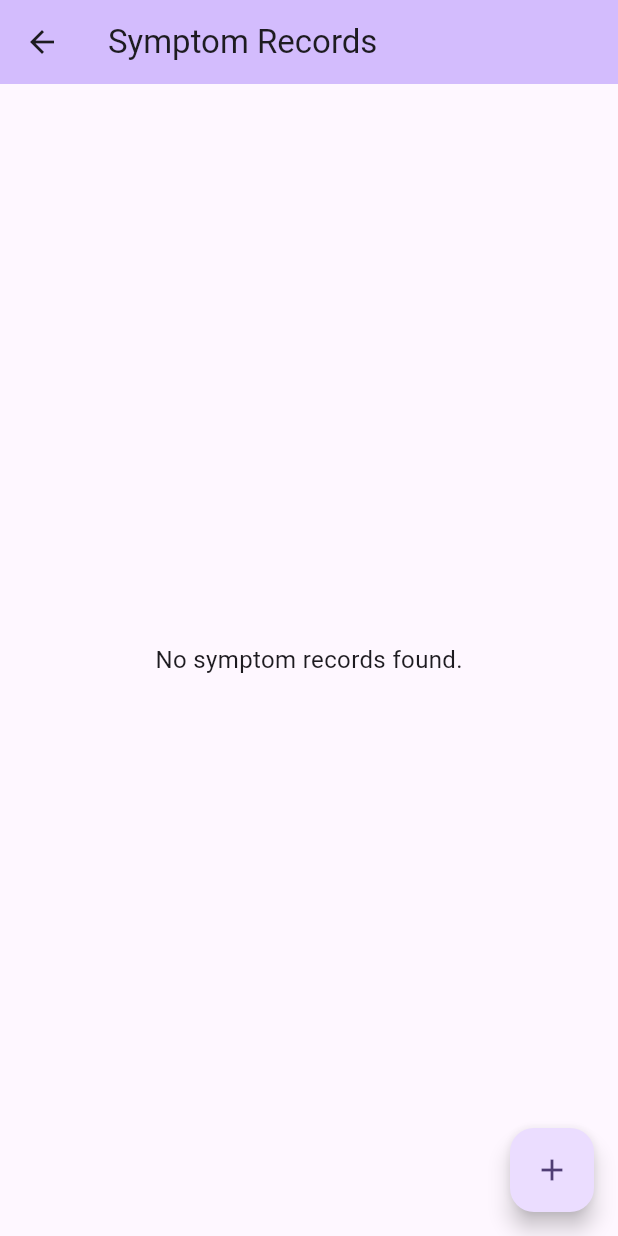
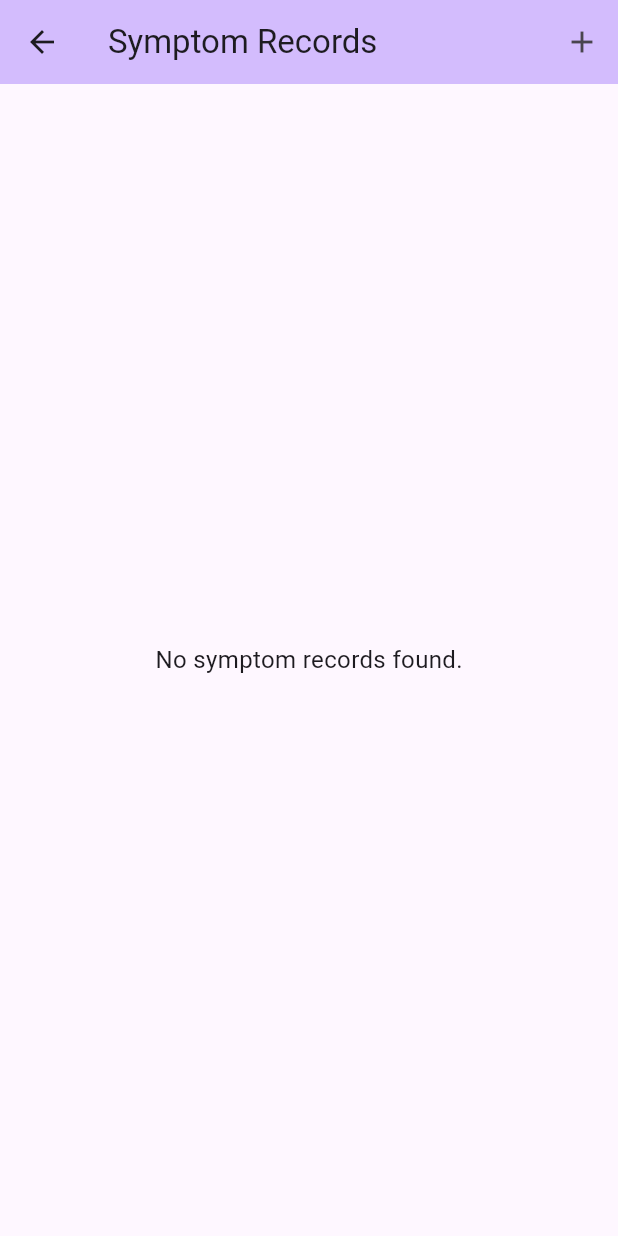
Before and after one commit to uberthought/symptom_tracker, a Flutter app: the RecordsViewPage screen opened directly, on a phone screen of 412 x 824 dp. Run offline on Flutter 3.47's test engine with Material 3 defaults, Android fonts, the phone set to English and light mode, and no system bars; our stand-ins replace fl_chart, shared_preferences; accounts and stored records are empty.

Commit message:
Add action button to app bar for adding new symptom records in RecordsViewPage

```diff
--- a/lib/my_app.dart
+++ b/lib/my_app.dart
@@ -10,6 +10,7 @@ class MyApp extends StatelessWidget {
       title: 'Symptom Tracker',
       theme: ThemeData(colorScheme: ColorScheme.fromSeed(seedColor: Colors.deepPurple)),
       home: const MyHomePage(title: 'Symptom Tracker'),
+      debugShowCheckedModeBanner: false,
     );
   }
 }
--- a/lib/records_view_page.dart
+++ b/lib/records_view_page.dart
@@ -172,7 +172,11 @@ class _RecordsViewPageState extends State<RecordsViewPage> {
     final records = symptomState.symptomRecords;
 
     return Scaffold(
-      appBar: AppBar(backgroundColor: Theme.of(context).colorScheme.inversePrimary, title: const Text('Symptom Records')),
+      appBar: AppBar(
+        backgroundColor: Theme.of(context).colorScheme.inversePrimary,
+        title: const Text('Symptom Records'),
+        actions: [IconButton(icon: const Icon(Icons.add), onPressed: _addRecord, tooltip: 'Add Record')],
+      ),
       body: records.isEmpty
           ? const Center(child: Text('No symptom records found.', style: TextStyle(fontSize: 16)))
           : ListView.builder(
@@ -204,7 +208,6 @@ class _RecordsViewPageState extends State<RecordsViewPage> {
                 );
               },
             ),
-      floatingActionButton: FloatingActionButton(onPressed: _addRecord, tooltip: 'Add Record', child: const Icon(Icons.add)),
     );
   }
 }
```
